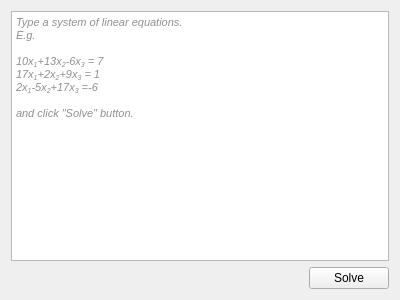
Before: the Qt Designer form gui.ui in geiger0489/SLEsolver, drawn with Qt 5.
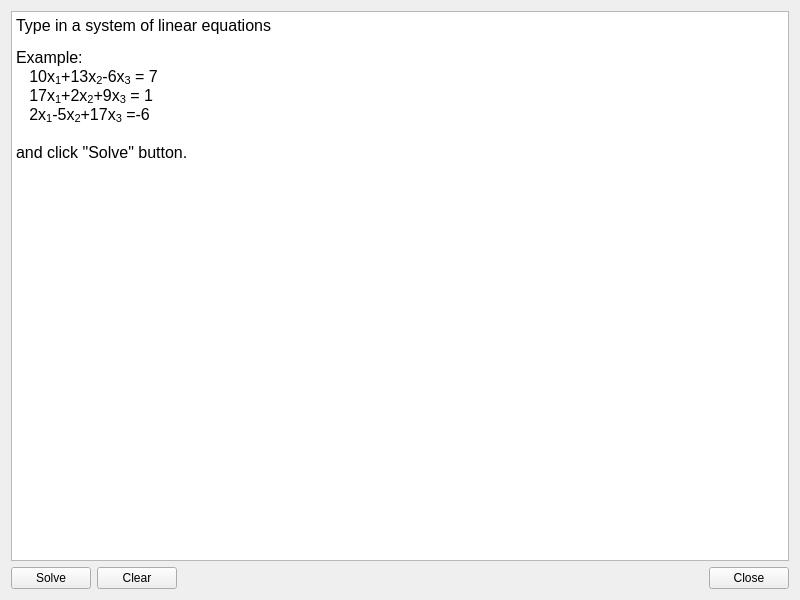
After: the same form once the commit is applied.

Patch:
```diff
--- a/gui.ui
+++ b/gui.ui
@@ -6,8 +6,8 @@
    <rect>
     <x>0</x>
     <y>0</y>
-    <width>400</width>
-    <height>300</height>
+    <width>800</width>
+    <height>600</height>
    </rect>
   </property>
   <property name="windowTitle">
@@ -16,32 +16,44 @@
   <layout class="QGridLayout" name="gridLayout_2">
    <item row="0" column="0">
     <widget class="QTextEdit" name="textEdit">
+     <property name="font">
+      <font>
+       <family>MS Sans Serif</family>
+      </font>
+     </property>
      <property name="html">
       <string>&lt;!DOCTYPE HTML PUBLIC &quot;-//W3C//DTD HTML 4.0//EN&quot; &quot;http://www.w3.org/TR/REC-html40/strict.dtd&quot;&gt;
 &lt;html&gt;&lt;head&gt;&lt;meta name=&quot;qrichtext&quot; content=&quot;1&quot; /&gt;&lt;style type=&quot;text/css&quot;&gt;
 p, li { white-space: pre-wrap; }
-&lt;/style&gt;&lt;/head&gt;&lt;body style=&quot; font-family:'MS Shell Dlg 2'; font-size:8.25pt; font-weight:400; font-style:normal;&quot;&gt;
-&lt;p style=&quot; margin-top:0px; margin-bottom:0px; margin-left:0px; margin-right:0px; -qt-block-indent:0; text-indent:0px;&quot;&gt;&lt;span style=&quot; font-size:8pt; font-style:italic; color:#909090;&quot;&gt;Type a system of linear equations.&lt;/span&gt;&lt;/p&gt;
-&lt;p style=&quot; margin-top:0px; margin-bottom:0px; margin-left:0px; margin-right:0px; -qt-block-indent:0; text-indent:0px;&quot;&gt;&lt;span style=&quot; font-size:8pt; font-style:italic; color:#909090;&quot;&gt;E.g.&lt;/span&gt;&lt;/p&gt;
-&lt;p style=&quot;-qt-paragraph-type:empty; margin-top:0px; margin-bottom:0px; margin-left:0px; margin-right:0px; -qt-block-indent:0; text-indent:0px; font-size:8pt; font-style:italic; color:#909090;&quot;&gt;&lt;br /&gt;&lt;/p&gt;
-&lt;p style=&quot; margin-top:0px; margin-bottom:0px; margin-left:0px; margin-right:0px; -qt-block-indent:0; text-indent:0px;&quot;&gt;&lt;span style=&quot; font-size:8pt; font-style:italic; color:#909090;&quot;&gt;10x&lt;/span&gt;&lt;span style=&quot; font-size:8pt; font-style:italic; color:#909090; vertical-align:sub;&quot;&gt;1&lt;/span&gt;&lt;span style=&quot; font-size:8pt; font-style:italic; color:#909090;&quot;&gt;+13x&lt;/span&gt;&lt;span style=&quot; font-size:8pt; font-style:italic; color:#909090; vertical-align:sub;&quot;&gt;2&lt;/span&gt;&lt;span style=&quot; font-size:8pt; font-style:italic; color:#909090;&quot;&gt;-6x&lt;/span&gt;&lt;span style=&quot; font-size:8pt; font-style:italic; color:#909090; vertical-align:sub;&quot;&gt;3&lt;/span&gt;&lt;span style=&quot; font-size:8pt; font-style:italic; color:#909090;&quot;&gt; = 7&lt;/span&gt;&lt;/p&gt;
-&lt;p style=&quot; margin-top:0px; margin-bottom:0px; margin-left:0px; margin-right:0px; -qt-block-indent:0; text-indent:0px;&quot;&gt;&lt;span style=&quot; font-size:8pt; font-style:italic; color:#909090;&quot;&gt;17x&lt;/span&gt;&lt;span style=&quot; font-size:8pt; font-style:italic; color:#909090; vertical-align:sub;&quot;&gt;1&lt;/span&gt;&lt;span style=&quot; font-size:8pt; font-style:italic; color:#909090;&quot;&gt;+2x&lt;/span&gt;&lt;span style=&quot; font-size:8pt; font-style:italic; color:#909090; vertical-align:sub;&quot;&gt;2&lt;/span&gt;&lt;span style=&quot; font-size:8pt; font-style:italic; color:#909090;&quot;&gt;+9x&lt;/span&gt;&lt;span style=&quot; font-size:8pt; font-style:italic; color:#909090; vertical-align:sub;&quot;&gt;3&lt;/span&gt;&lt;span style=&quot; font-size:8pt; font-style:italic; color:#909090;&quot;&gt; = 1&lt;/span&gt;&lt;/p&gt;
-&lt;p style=&quot; margin-top:0px; margin-bottom:0px; margin-left:0px; margin-right:0px; -qt-block-indent:0; text-indent:0px;&quot;&gt;&lt;span style=&quot; font-size:8pt; font-style:italic; color:#909090;&quot;&gt;2x&lt;/span&gt;&lt;span style=&quot; font-size:8pt; font-style:italic; color:#909090; vertical-align:sub;&quot;&gt;1&lt;/span&gt;&lt;span style=&quot; font-size:8pt; font-style:italic; color:#909090;&quot;&gt;-5x&lt;/span&gt;&lt;span style=&quot; font-size:8pt; font-style:italic; color:#909090; vertical-align:sub;&quot;&gt;2&lt;/span&gt;&lt;span style=&quot; font-size:8pt; font-style:italic; color:#909090;&quot;&gt;+17x&lt;/span&gt;&lt;span style=&quot; font-size:8pt; font-style:italic; color:#909090; vertical-align:sub;&quot;&gt;3&lt;/span&gt;&lt;span style=&quot; font-size:8pt; font-style:italic; color:#909090;&quot;&gt; =-6&lt;/span&gt;&lt;/p&gt;
-&lt;p style=&quot;-qt-paragraph-type:empty; margin-top:0px; margin-bottom:0px; margin-left:0px; margin-right:0px; -qt-block-indent:0; text-indent:0px; font-size:8pt; color:#909090;&quot;&gt;&lt;br /&gt;&lt;/p&gt;
-&lt;p style=&quot; margin-top:0px; margin-bottom:0px; margin-left:0px; margin-right:0px; -qt-block-indent:0; text-indent:0px;&quot;&gt;&lt;span style=&quot; font-size:8pt; font-style:italic; color:#909090;&quot;&gt;and click &amp;quot;Solve&amp;quot; button.&lt;/span&gt;&lt;/p&gt;&lt;/body&gt;&lt;/html&gt;</string>
+&lt;/style&gt;&lt;/head&gt;&lt;body style=&quot; font-family:'MS Sans Serif'; font-size:7.5pt; font-weight:400; font-style:normal;&quot;&gt;
+&lt;p style=&quot; margin-top:0px; margin-bottom:0px; margin-left:0px; margin-right:0px; -qt-block-indent:0; text-indent:0px;&quot;&gt;&lt;span style=&quot; font-family:'MS Shell Dlg 2'; font-size:12pt; color:#000000;&quot;&gt;Type in a system of linear equations&lt;/span&gt;&lt;/p&gt;
+&lt;p style=&quot;-qt-paragraph-type:empty; margin-top:0px; margin-bottom:0px; margin-left:0px; margin-right:0px; -qt-block-indent:0; text-indent:0px; font-family:'MS Shell Dlg 2'; font-size:8pt;&quot;&gt;&lt;br /&gt;&lt;/p&gt;
+&lt;p style=&quot; margin-top:0px; margin-bottom:0px; margin-left:0px; margin-right:0px; -qt-block-indent:0; text-indent:0px;&quot;&gt;&lt;span style=&quot; font-family:'MS Shell Dlg 2'; font-size:12pt; color:#000000;&quot;&gt;Example:&lt;/span&gt;&lt;/p&gt;
+&lt;p style=&quot; margin-top:0px; margin-bottom:0px; margin-left:0px; margin-right:0px; -qt-block-indent:0; text-indent:0px;&quot;&gt;&lt;span style=&quot; font-family:'MS Shell Dlg 2'; font-size:12pt; color:#000000;&quot;&gt;   10x&lt;/span&gt;&lt;span style=&quot; font-family:'MS Shell Dlg 2'; font-size:12pt; color:#000000; vertical-align:sub;&quot;&gt;1&lt;/span&gt;&lt;span style=&quot; font-family:'MS Shell Dlg 2'; font-size:12pt; color:#000000;&quot;&gt;+13x&lt;/span&gt;&lt;span style=&quot; font-family:'MS Shell Dlg 2'; font-size:12pt; color:#000000; vertical-align:sub;&quot;&gt;2&lt;/span&gt;&lt;span style=&quot; font-family:'MS Shell Dlg 2'; font-size:12pt; color:#000000;&quot;&gt;-6x&lt;/span&gt;&lt;span style=&quot; font-family:'MS Shell Dlg 2'; font-size:12pt; color:#000000; vertical-align:sub;&quot;&gt;3&lt;/span&gt;&lt;span style=&quot; font-family:'MS Shell Dlg 2'; font-size:12pt; color:#000000;&quot;&gt; = 7&lt;/span&gt;&lt;/p&gt;
+&lt;p style=&quot; margin-top:0px; margin-bottom:0px; margin-left:0px; margin-right:0px; -qt-block-indent:0; text-indent:0px;&quot;&gt;&lt;span style=&quot; font-family:'MS Shell Dlg 2'; font-size:12pt; color:#000000;&quot;&gt;   17x&lt;/span&gt;&lt;span style=&quot; font-family:'MS Shell Dlg 2'; font-size:12pt; color:#000000; vertical-align:sub;&quot;&gt;1&lt;/span&gt;&lt;span style=&quot; font-family:'MS Shell Dlg 2'; font-size:12pt; color:#000000;&quot;&gt;+2x&lt;/span&gt;&lt;span style=&quot; font-family:'MS Shell Dlg 2'; font-size:12pt; color:#000000; vertical-align:sub;&quot;&gt;2&lt;/span&gt;&lt;span style=&quot; font-family:'MS Shell Dlg 2'; font-size:12pt; color:#000000;&quot;&gt;+9x&lt;/span&gt;&lt;span style=&quot; font-family:'MS Shell Dlg 2'; font-size:12pt; color:#000000; vertical-align:sub;&quot;&gt;3&lt;/span&gt;&lt;span style=&quot; font-family:'MS Shell Dlg 2'; font-size:12pt; color:#000000;&quot;&gt; = 1&lt;/span&gt;&lt;/p&gt;
+&lt;p style=&quot; margin-top:0px; margin-bottom:0px; margin-left:0px; margin-right:0px; -qt-block-indent:0; text-indent:0px;&quot;&gt;&lt;span style=&quot; font-family:'MS Shell Dlg 2'; font-size:12pt; color:#000000;&quot;&gt;   2x&lt;/span&gt;&lt;span style=&quot; font-family:'MS Shell Dlg 2'; font-size:12pt; color:#000000; vertical-align:sub;&quot;&gt;1&lt;/span&gt;&lt;span style=&quot; font-family:'MS Shell Dlg 2'; font-size:12pt; color:#000000;&quot;&gt;-5x&lt;/span&gt;&lt;span style=&quot; font-family:'MS Shell Dlg 2'; font-size:12pt; color:#000000; vertical-align:sub;&quot;&gt;2&lt;/span&gt;&lt;span style=&quot; font-family:'MS Shell Dlg 2'; font-size:12pt; color:#000000;&quot;&gt;+17x&lt;/span&gt;&lt;span style=&quot; font-family:'MS Shell Dlg 2'; font-size:12pt; color:#000000; vertical-align:sub;&quot;&gt;3&lt;/span&gt;&lt;span style=&quot; font-family:'MS Shell Dlg 2'; font-size:12pt; color:#000000;&quot;&gt; =-6&lt;/span&gt;&lt;/p&gt;
+&lt;p style=&quot;-qt-paragraph-type:empty; margin-top:0px; margin-bottom:0px; margin-left:0px; margin-right:0px; -qt-block-indent:0; text-indent:0px; font-family:'MS Shell Dlg 2'; font-size:12pt; color:#000000;&quot;&gt;&lt;br /&gt;&lt;/p&gt;
+&lt;p style=&quot; margin-top:0px; margin-bottom:0px; margin-left:0px; margin-right:0px; -qt-block-indent:0; text-indent:0px;&quot;&gt;&lt;span style=&quot; font-family:'MS Shell Dlg 2'; font-size:12pt; color:#000000;&quot;&gt;and click &amp;quot;Solve&amp;quot; button.&lt;/span&gt;&lt;/p&gt;&lt;/body&gt;&lt;/html&gt;</string>
      </property>
     </widget>
    </item>
    <item row="1" column="0">
     <layout class="QGridLayout" name="buttonGrid">
-     <item row="0" column="1">
-      <widget class="QPushButton" name="pushButton">
-       <property name="text">
-        <string>Solve</string>
-       </property>
-      </widget>
-     </item>
      <item row="0" column="0">
+      <widget class="QPushButton" name="solveButton">
+       <property name="text">
+        <string>Solve</string>
+       </property>
+      </widget>
+     </item>
+     <item row="0" column="1">
+      <widget class="QPushButton" name="clearButton">
+       <property name="text">
+        <string>Clear</string>
+       </property>
+      </widget>
+     </item>
+     <item row="0" column="2">
       <spacer name="horizontalSpacer">
        <property name="orientation">
         <enum>Qt::Horizontal</enum>
@@ -54,6 +66,13 @@
        </property>
       </spacer>
      </item>
+     <item row="0" column="3">
+      <widget class="QPushButton" name="closeButton">
+       <property name="text">
+        <string>Close</string>
+       </property>
+      </widget>
+     </item>
     </layout>
    </item>
   </layout>
```
Left out of the diff: 2 changed lines with no effect on the pictures.
